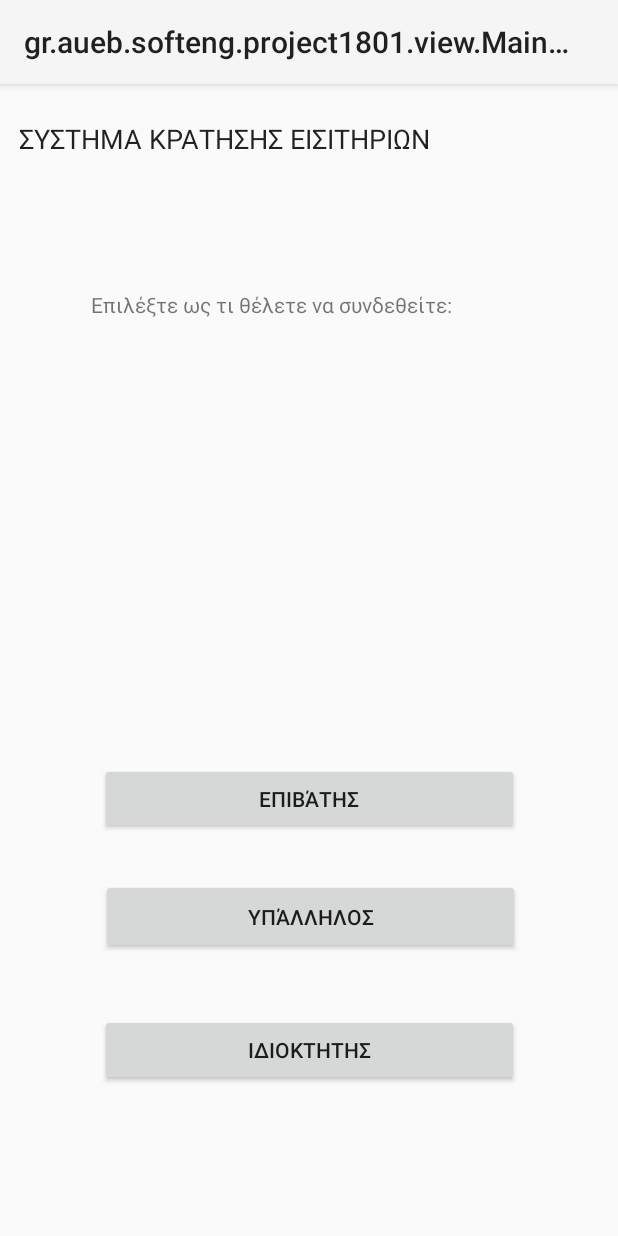
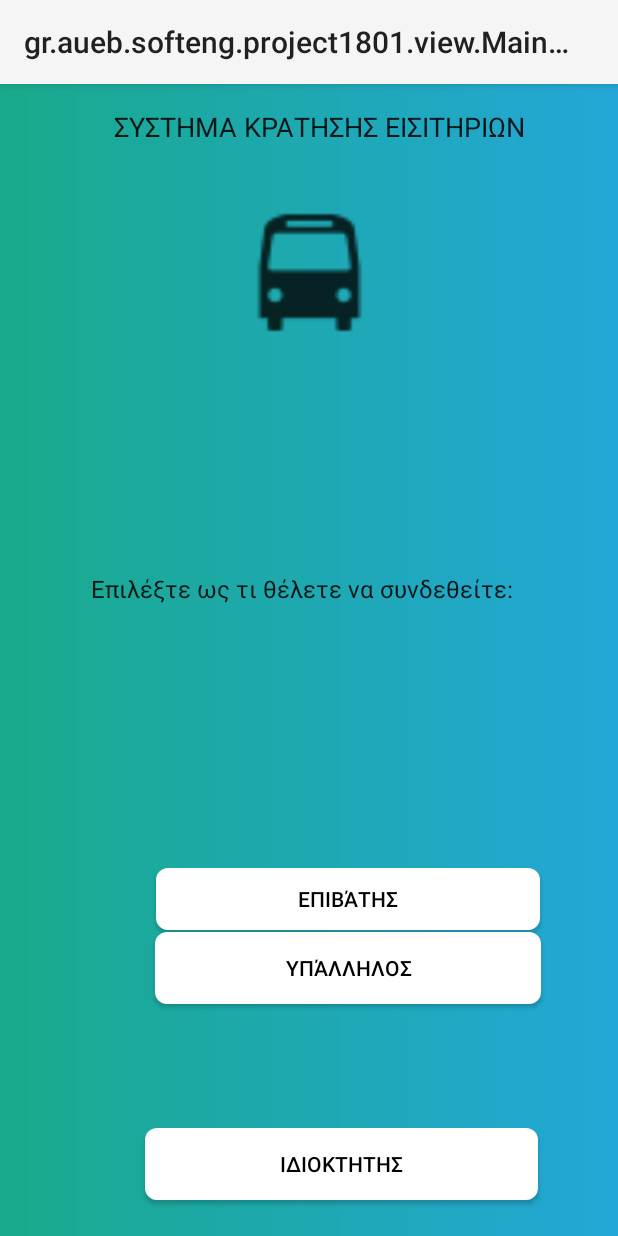
Before and after one commit to SotirisKot/BusTicketReservation, an Android app: the MainActivity screen opened directly, with no data from a screen before it, on a phone screen of 412 x 824 dp. Run offline under Robolectric (Android 15) with nearby library versions, the phone set to English and light mode, and no system bars.

Commit message:
"Added new"

```diff
--- /dev/null
+++ b/app/src/main/res/drawable/grad_bg.xml
@@ -0,0 +1,10 @@
+<shape xmlns:android="http://schemas.android.com/apk/res/android"
+    android:shape="rectangle">
+
+    <gradient
+        android:angle="0"
+        android:endColor="@color/gradStop"
+        android:startColor="@color/gradStart"
+        android:type="linear" />
+
+</shape>
--- a/app/src/main/res/drawable/ic_launcher_background.xml
+++ b/app/src/main/res/drawable/ic_launcher_background.xml
@@ -1,4 +1,3 @@
-<?xml version="1.0" encoding="utf-8"?>
 <vector xmlns:android="http://schemas.android.com/apk/res/android"
     android:width="108dp"
     android:height="108dp"
--- /dev/null
+++ b/app/src/main/res/drawable/rounded_btn.xml
@@ -0,0 +1,9 @@
+<?xml version="1.0" encoding="utf-8"?>
+<shape xmlns:android="http://schemas.android.com/apk/res/android"
+android:shape="rectangle">
+    <solid android:color="@color/white" />
+    <corners android:bottomRightRadius="8dp"
+        android:bottomLeftRadius="8dp"
+        android:topRightRadius="8dp"
+        android:topLeftRadius="8dp"/>
+</shape>
--- a/app/src/main/res/layout/activity_employee_login.xml
+++ b/app/src/main/res/layout/activity_employee_login.xml
@@ -4,7 +4,7 @@
     xmlns:tools="http://schemas.android.com/tools"
     android:layout_width="match_parent"
     android:layout_height="match_parent"
-    tools:context=".view.Employee_login">
+    tools:context=".Employee_login">
 
     <TextView
         android:id="@+id/textView4"
--- a/app/src/main/res/layout/activity_main.xml
+++ b/app/src/main/res/layout/activity_main.xml
@@ -4,28 +4,27 @@
     xmlns:tools="http://schemas.android.com/tools"
     android:layout_width="match_parent"
     android:layout_height="match_parent"
+    android:background="@drawable/grad_bg"
     tools:context=".MainActivity">
 
     <TextView
         android:id="@+id/textView2"
         android:layout_width="354dp"
-        android:layout_height="31dp"
+        android:layout_height="0dp"
         android:layout_marginEnd="8dp"
         android:layout_marginLeft="8dp"
         android:layout_marginRight="8dp"
         android:layout_marginStart="8dp"
-        android:text="ΣΥΣΤΗΜΑ ΚΡΑΤΗΣΗΣ ΕΙΣΙΤΗΡΙΩΝ"
+        android:layout_marginTop="16dp"
+        android:text="          ΣΥΣΤΗΜΑ ΚΡΑΤΗΣΗΣ ΕΙΣΙΤΗΡΙΩΝ "
         android:textAppearance="@style/TextAppearance.AppCompat"
         android:textSize="18sp"
         app:fontFamily="sans-serif"
-        app:layout_constraintBottom_toBottomOf="parent"
         app:layout_constraintEnd_toEndOf="parent"
-        app:layout_constraintHorizontal_bias="0.108"
         app:layout_constraintLeft_toLeftOf="parent"
         app:layout_constraintRight_toRightOf="parent"
         app:layout_constraintStart_toStartOf="parent"
-        app:layout_constraintTop_toTopOf="parent"
-        app:layout_constraintVertical_bias="0.033" />
+        app:layout_constraintTop_toTopOf="parent" />
 
     <TextView
         android:id="@+id/textView"
@@ -38,61 +37,93 @@
         android:layout_marginStart="8dp"
         android:layout_marginTop="8dp"
         android:text="Επιλέξτε ως τι θέλετε να συνδεθείτε:"
+        android:textAppearance="@style/TextAppearance.AppCompat.Light.Widget.PopupMenu.Small"
+        android:textColorLink="@color/colorPrimary"
         app:layout_constraintBottom_toBottomOf="parent"
         app:layout_constraintEnd_toEndOf="parent"
         app:layout_constraintHorizontal_bias="1.0"
         app:layout_constraintStart_toStartOf="parent"
         app:layout_constraintTop_toTopOf="parent"
-        app:layout_constraintVertical_bias="0.182"
+        app:layout_constraintVertical_bias="0.446"
         tools:ignore="MissingConstraints" />
 
     <Button
         android:id="@+id/btn_user"
-        android:layout_width="279dp"
-        android:layout_height="47dp"
-        android:layout_marginBottom="268dp"
+        android:layout_width="256dp"
+        android:layout_height="41dp"
+        android:layout_marginBottom="204dp"
         android:layout_marginEnd="8dp"
         android:layout_marginLeft="8dp"
         android:layout_marginRight="8dp"
+
         android:layout_marginStart="8dp"
+        android:layout_marginTop="8dp"
+        android:background="@drawable/rounded_btn"
         android:text="Επιβάτης"
+        android:textColor="#000"
         app:layout_constraintBottom_toBottomOf="parent"
         app:layout_constraintEnd_toEndOf="parent"
-        app:layout_constraintStart_toStartOf="parent"
-        tools:ignore="MissingConstraints" />
-
-    <Button
-        android:id="@+id/btn_employee"
-        android:layout_width="279dp"
-        android:layout_height="50dp"
-        android:layout_marginBottom="188dp"
-        android:layout_marginEnd="8dp"
-        android:layout_marginLeft="8dp"
-        android:layout_marginRight="8dp"
-        android:layout_marginStart="8dp"
-        android:layout_marginTop="8dp"
-        android:text="Υπάλληλος"
-        app:layout_constraintBottom_toBottomOf="parent"
-        app:layout_constraintEnd_toEndOf="parent"
-        app:layout_constraintHorizontal_bias="0.507"
+        app:layout_constraintHorizontal_bias="0.684"
         app:layout_constraintStart_toStartOf="parent"
         app:layout_constraintTop_toTopOf="parent"
         app:layout_constraintVertical_bias="1.0"
         tools:ignore="MissingConstraints" />
 
     <Button
-        android:id="@+id/btn_owner"
-        android:layout_width="279dp"
+        android:id="@+id/btn_employee"
+        android:layout_width="257dp"
         android:layout_height="wrap_content"
-        android:layout_marginBottom="100dp"
+        android:layout_marginBottom="8dp"
         android:layout_marginEnd="8dp"
         android:layout_marginLeft="8dp"
         android:layout_marginRight="8dp"
         android:layout_marginStart="8dp"
-        android:text="ΙΔΙΟΚΤΗΤΗΣ"
+        android:layout_marginTop="8dp"
+        android:background="@drawable/rounded_btn"
+        android:text="Υπάλληλος"
+        android:textColor="#000"
         app:layout_constraintBottom_toBottomOf="parent"
         app:layout_constraintEnd_toEndOf="parent"
+        app:layout_constraintHorizontal_bias="0.688"
+        app:layout_constraintStart_toStartOf="parent"
+        app:layout_constraintTop_toTopOf="parent"
+        app:layout_constraintVertical_bias="0.792"
+        tools:ignore="MissingConstraints" />
+
+    <Button
+        android:id="@+id/btn_owner"
+        android:layout_width="262dp"
+        android:layout_height="wrap_content"
+        android:layout_marginBottom="24dp"
+        android:layout_marginEnd="8dp"
+        android:layout_marginLeft="8dp"
+        android:layout_marginRight="8dp"
+        android:layout_marginStart="8dp"
+        android:background="@drawable/rounded_btn"
+        android:text="ΙΔΙΟΚΤΗΤΗΣ"
+        android:textColor="#000"
+        app:layout_constraintBottom_toBottomOf="parent"
+        app:layout_constraintEnd_toEndOf="parent"
+        app:layout_constraintHorizontal_bias="0.66"
         app:layout_constraintStart_toStartOf="parent"
         tools:ignore="MissingConstraints" />
 
+    <ImageView
+        android:id="@+id/imageView"
+        android:layout_width="103dp"
+        android:layout_height="107dp"
+        android:layout_marginBottom="8dp"
+        android:layout_marginEnd="8dp"
+        android:layout_marginLeft="8dp"
+        android:layout_marginRight="8dp"
+        android:layout_marginStart="8dp"
+        android:layout_marginTop="8dp"
+        app:layout_constraintBottom_toBottomOf="parent"
+        app:layout_constraintEnd_toEndOf="parent"
+        app:layout_constraintHorizontal_bias="0.502"
+        app:layout_constraintStart_toStartOf="parent"
+        app:layout_constraintTop_toTopOf="parent"
+        app:layout_constraintVertical_bias="0.099"
+        app:srcCompat="@drawable/ic_action_name" />
+
 </android.support.constraint.ConstraintLayout>
--- a/app/src/main/res/layout/activity_owner_login.xml
+++ b/app/src/main/res/layout/activity_owner_login.xml
@@ -4,7 +4,7 @@
     xmlns:tools="http://schemas.android.com/tools"
     android:layout_width="match_parent"
     android:layout_height="match_parent"
-    tools:context=".view.Owner_login">
+    tools:context=".Owner_login">
 
     <TextView
         android:id="@+id/textView4"
--- a/app/src/main/res/layout/activity_user_login.xml
+++ b/app/src/main/res/layout/activity_user_login.xml
@@ -4,7 +4,7 @@
     xmlns:tools="http://schemas.android.com/tools"
     android:layout_width="match_parent"
     android:layout_height="match_parent"
-    tools:context=".view.User_login">
+    tools:context=".User_login">
 
     <TextView
         android:id="@+id/textView3"
--- a/app/src/main/res/values/colors.xml
+++ b/app/src/main/res/values/colors.xml
@@ -1,6 +1,11 @@
 <?xml version="1.0" encoding="utf-8"?>
 <resources>
-    <color name="colorPrimary">#3F51B5</color>
+    <color name="colorPrimary">#2241ea</color>
     <color name="colorPrimaryDark">#303F9F</color>
-    <color name="colorAccent">#FF4081</color>
+    <color name="colorAccent">#ff4081</color>
+    <color name="colorMain">#24283b</color>
+    <color name="white">#FFFFFF</color>
+    <color name="transparent">#00000000</color>
+    <color name="gradStart">#19AA8B</color>
+    <color name="gradStop">#23A7D8</color>
 </resources>
--- a/app/src/main/res/values/strings.xml
+++ b/app/src/main/res/values/strings.xml
@@ -14,4 +14,5 @@
     <string name="permission_rationale">"Contacts permissions are needed for providing email
         completions."
     </string>
+    <color name="custom">#3D5069</color>
 </resources>
```
Also changed, not shown: app/src/main/AndroidManifest.xml (+7 -3 lines), app/src/main/java/gr/aueb/softeng/project1801/view/HomeActivity.java (added, +25 -0 lines), app/src/main/res/drawable/btn_2.xml (added, +14 -0 lines), app/src/main/res/drawable/btn_et.xml (added, +14 -0 lines), app/src/main/res/drawable/ic_person_black_24dp.xml (added, +9 -0 lines), app/src/main/res/layout/activity_home.xml (added, +25 -0 lines), app/src/main/res/drawable-hdpi/ic_action_name.png (added), app/src/main/res/drawable-mdpi/ic_action_name.png (added), app/src/main/res/drawable-xhdpi/ic_action_name.png (added), app/src/main/res/drawable-xxhdpi/ic_action_name.png (added).
